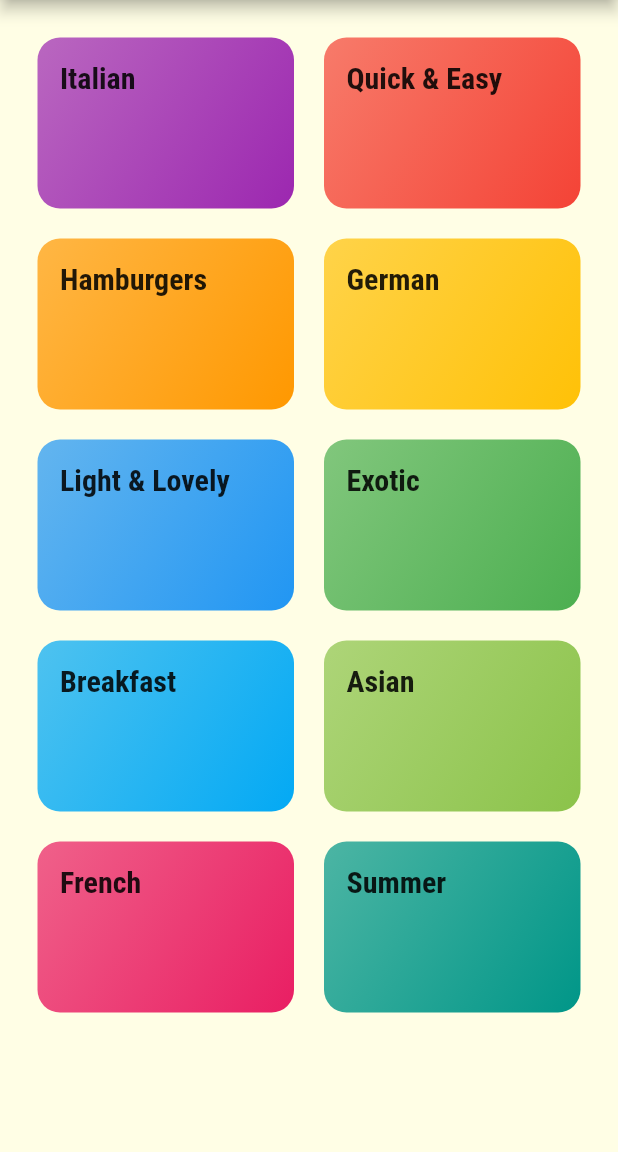
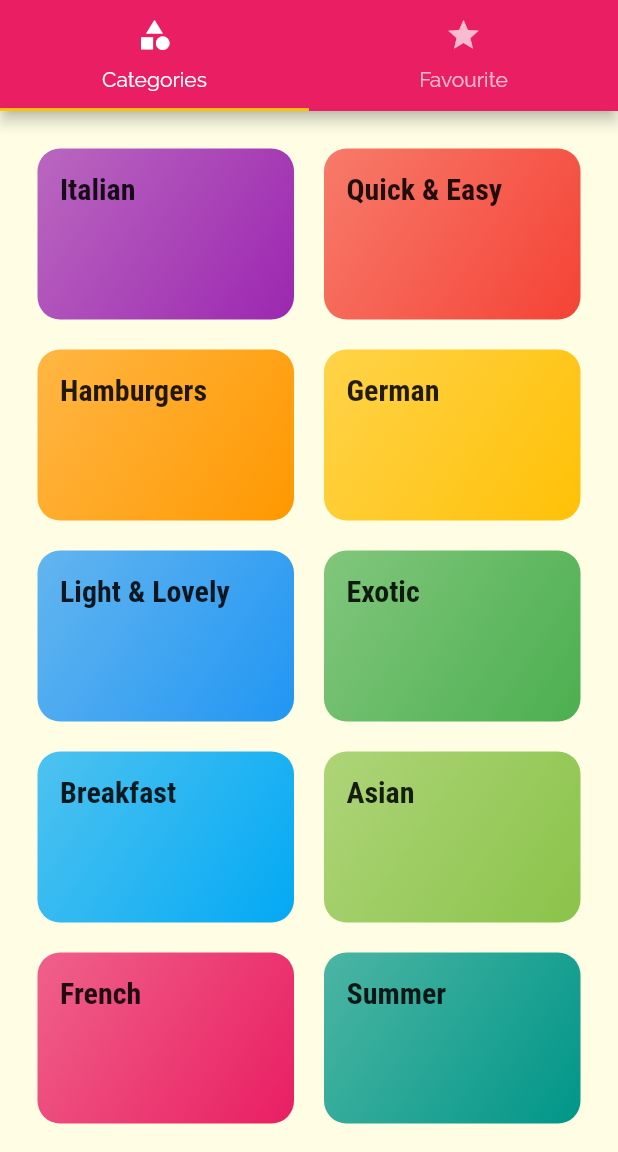
Before and after one commit to amitkum8227/FoodieMe, a Flutter app: the screen it shows after launch, on a phone screen of 412 x 824 dp, the part 84-1236 px from its top. Run offline on Flutter 3.47's test engine with Material 2 defaults, Android fonts, the phone set to English and light mode, and no system bars.

Commit message:
'Adding categories and favourite tab_bars'

```diff
--- a/lib/main.dart
+++ b/lib/main.dart
@@ -3,8 +3,7 @@ import 'dart:ui';
 import 'package:flutter/material.dart';
 import 'package:foodie_me/screens/category_meals_screen.dart';
 import 'package:foodie_me/screens/meal_detail_screen.dart';
-
-import 'screens/categories_screen.dart';
+import 'package:foodie_me/screens/tabs_screen.dart';
 
 void main() => runApp(MyApp());
 
@@ -33,7 +32,7 @@ class MyApp extends StatelessWidget {
       ),
       //home: CatergoriesScreen(),
       routes: {
-        '/': (ctx) => CatergoriesScreen(),
+        '/': (ctx) => TabsScreen(),
         CategoryMealsScreen.routeName: (ctx) => CategoryMealsScreen(),
         MealDetailScreen.routeName: (ctx) => MealDetailScreen(),
       },
--- a/lib/screens/categories_screen.dart
+++ b/lib/screens/categories_screen.dart
@@ -1,20 +1,21 @@
 import 'package:flutter/material.dart';
+
 import '../dummy_data.dart';
 import '../widget/category_item.dart';
+
 class CatergoriesScreen extends StatelessWidget {
-
-
   @override
   Widget build(BuildContext context) {
-    return Scaffold(
-      appBar: AppBar(title: Text('FoodieMe'),),
-      body:GridView(
+    return GridView(
         padding: const EdgeInsets.all(25),
-        children: DUMMY_CATEGORIES.map((catData) => CategoryItem(catData.id,catData.title, catData.color)).toList(),
+        children: DUMMY_CATEGORIES
+            .map((catData) =>
+                CategoryItem(catData.id, catData.title, catData.color))
+            .toList(),
         gridDelegate: SliverGridDelegateWithMaxCrossAxisExtent(
             maxCrossAxisExtent: 200,
             childAspectRatio: 3 / 2,
             crossAxisSpacing: 20,
-            mainAxisSpacing: 20)) ,) ;
+            mainAxisSpacing: 20));
   }
 }
--- /dev/null
+++ b/lib/screens/favouriteScreen.dart
@@ -0,0 +1,12 @@
+import 'package:flutter/material.dart';
+
+class FavouriteScreen extends StatelessWidget {
+  const FavouriteScreen({Key? key}) : super(key: key);
+
+  @override
+  Widget build(BuildContext context) {
+    return Center(
+      child: Text('the favourites'),
+    );
+  }
+}
--- a/lib/screens/meal_detail_screen.dart
+++ b/lib/screens/meal_detail_screen.dart
@@ -63,12 +63,15 @@ class MealDetailScreen extends StatelessWidget {
               ),
               buildSectionTitle(context, 'Steps'),
               buildContainer(ListView.builder(
-                itemBuilder: (ctx, index) => ListTile(
-                  leading: CircleAvatar(
-                    child: Text('# ${index + 1}'),
+                itemBuilder: (ctx, index) => Column(children: [
+                  ListTile(
+                    leading: CircleAvatar(
+                      child: Text('# ${index + 1}'),
+                    ),
+                    title: Text(selectedMeal.steps[index]),
                   ),
-                  title: Text(selectedMeal.steps[index]),
-                ),
+                  Divider(),
+                ]),
                 itemCount: selectedMeal.steps.length,
               ))
             ],
--- /dev/null
+++ b/lib/screens/tabs_screen.dart
@@ -0,0 +1,42 @@
+import 'package:flutter/material.dart';
+import 'package:foodie_me/screens/categories_screen.dart';
+import 'package:foodie_me/screens/favouriteScreen.dart';
+
+class TabsScreen extends StatefulWidget {
+  const TabsScreen({Key? key}) : super(key: key);
+
+  @override
+  _TabsScreenState createState() => _TabsScreenState();
+}
+
+class _TabsScreenState extends State<TabsScreen> {
+  @override
+  Widget build(BuildContext context) {
+    return DefaultTabController(
+      length: 2,
+      child: Scaffold(
+        appBar: AppBar(
+          title: Text('FoodieMe'),
+          bottom: TabBar(
+            tabs: [
+              Tab(
+                icon: Icon(Icons.category),
+                text: 'Categories',
+              ),
+              Tab(
+                icon: Icon(Icons.star),
+                text: 'Favourite',
+              ),
+            ],
+          ),
+        ),
+        body: TabBarView(
+          children: [
+            CatergoriesScreen(),
+            FavouriteScreen(),
+          ],
+        ),
+      ),
+    );
+  }
+}
```
